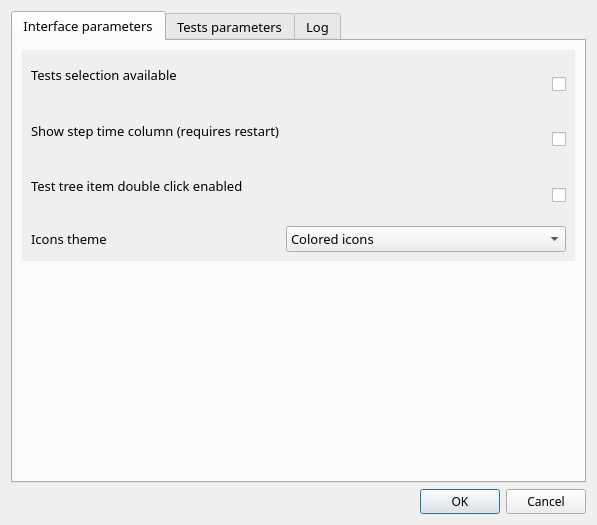
testium-HIL/testium, file src/testium/main_win/preference_win/preference_core_win.ui: the form before one commit.
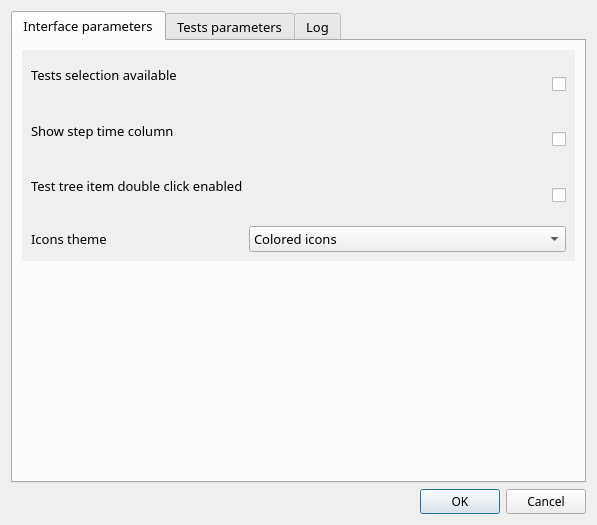
The form after the commit.

Commit message:
gui: plain Result column with dated history, live Time column
Per-row combobox replaced by item text + click-to-open history
(gui/result_history.py, first toolkit-free module, purity-checked).
Columns table per tree instance. Tree follows the system font. Item
dialogs are resizable.

```diff
--- a/src/testium/main_win/preference_win/preference_core_win.ui
+++ b/src/testium/main_win/preference_win/preference_core_win.ui
@@ -92,7 +92,7 @@
            <item row="3" column="0">
             <widget class="QLabel" name="label_6">
              <property name="text">
-              <string>Show step time column (requires restart)</string>
+              <string>Show step time column</string>
              </property>
             </widget>
            </item>
```
The commit also changes 16 other files.
